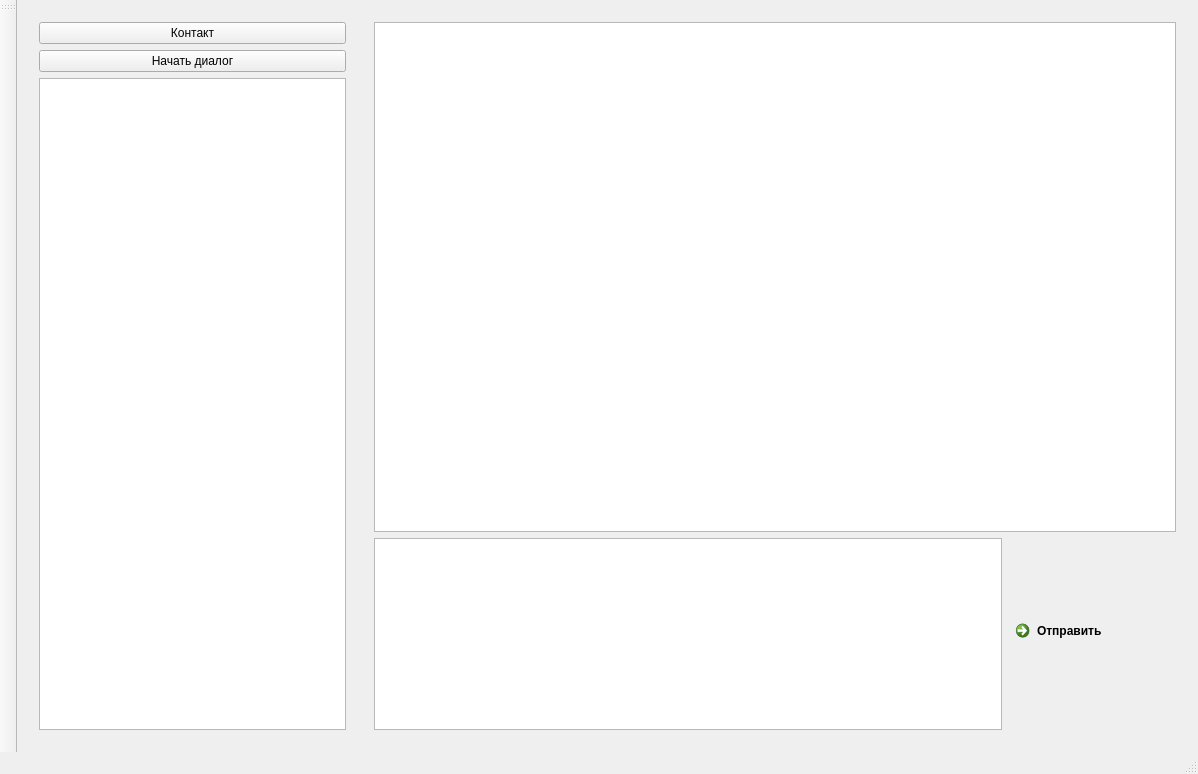
sqglobe/SecureDialogues, file gui/src/mainwindow.ui: the form before one commit.
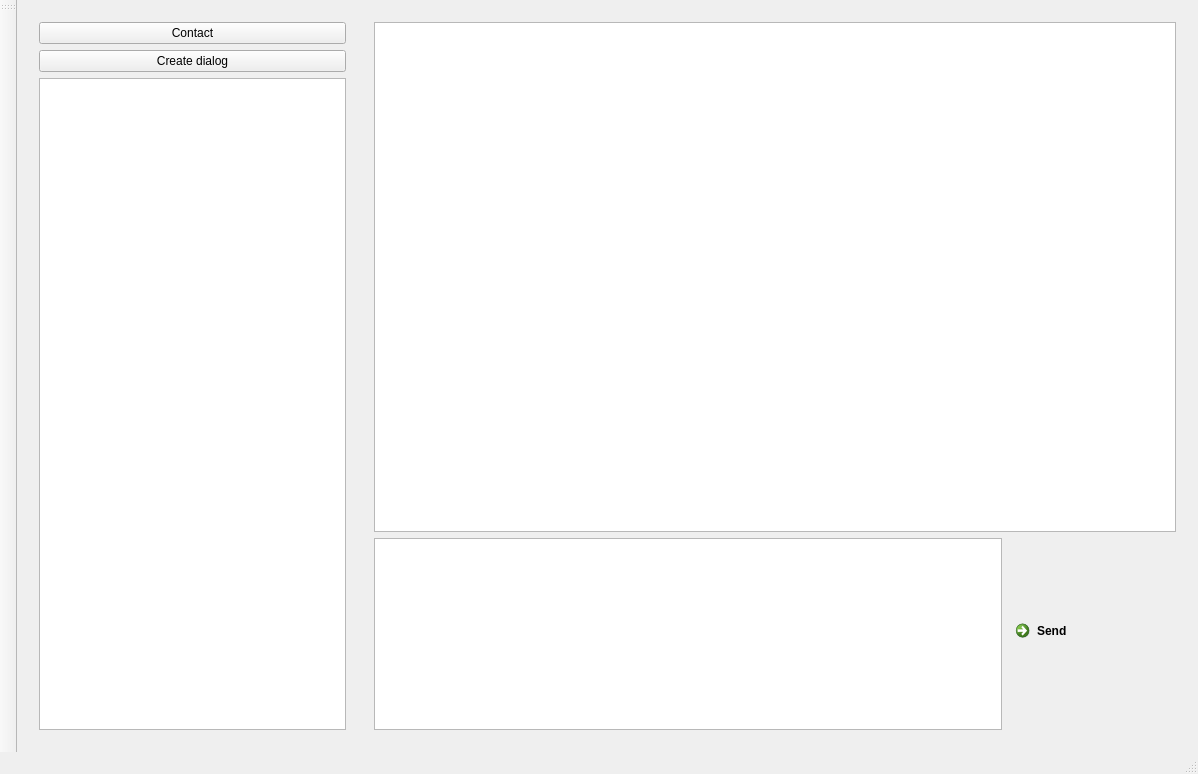
The form after the commit. Icons and pictures are not drawn.

The edit to the form file:
```diff
--- a/gui/src/mainwindow.ui
+++ b/gui/src/mainwindow.ui
@@ -40,14 +40,14 @@
           <string>Отправить свои контактные данные другому пользователю</string>
          </property>
          <property name="text">
-          <string>Контакт</string>
+          <string>Contact</string>
          </property>
         </widget>
        </item>
        <item>
         <widget class="QPushButton" name="startNewDoalog">
          <property name="text">
-          <string>Начать диалог</string>
+          <string>Create dialog</string>
          </property>
         </widget>
        </item>
@@ -105,7 +105,7 @@
              </sizepolicy>
             </property>
             <property name="text">
-             <string>Отправить</string>
+             <string>Send</string>
             </property>
            </widget>
           </item>
```
Left out of the diff: 33 changed lines with no effect on the pictures.
